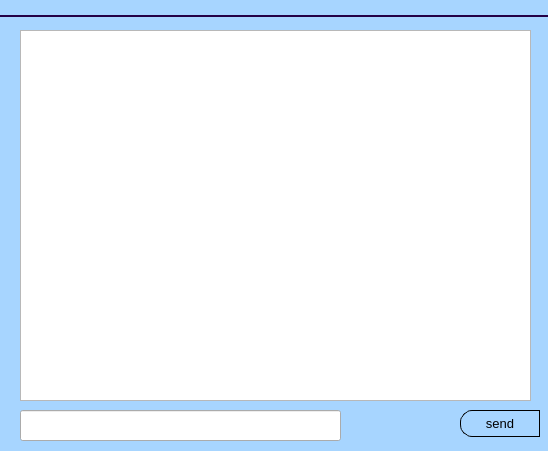
Qt form GUI/main_gui.ui (1996p/simpleMessenger) before a commit.
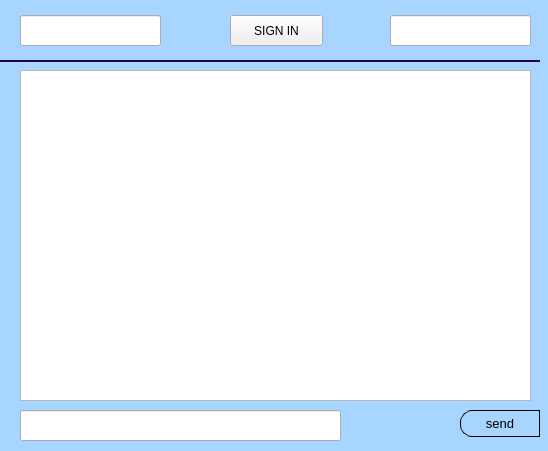
The same form after that commit.

Commit message: added auth with db

What changed in the file:
```diff
--- a/GUI/main_gui.ui
+++ b/GUI/main_gui.ui
@@ -98,8 +98,8 @@
     <widget class="QLabel" name="line">
      <property name="geometry">
       <rect>
-       <x>0</x>
-       <y>15</y>
+       <x>-10</x>
+       <y>60</y>
        <width>550</width>
        <height>2</height>
       </rect>
@@ -122,15 +122,51 @@
      <property name="geometry">
       <rect>
        <x>20</x>
-       <y>30</y>
+       <y>70</y>
        <width>511</width>
-       <height>371</height>
+       <height>331</height>
       </rect>
      </property>
      <property name="readOnly">
       <bool>false</bool>
      </property>
     </widget>
+    <widget class="QLineEdit" name="loginField">
+     <property name="geometry">
+      <rect>
+       <x>20</x>
+       <y>15</y>
+       <width>141</width>
+       <height>31</height>
+      </rect>
+     </property>
+    </widget>
+    <widget class="QLineEdit" name="passwordField">
+     <property name="geometry">
+      <rect>
+       <x>390</x>
+       <y>15</y>
+       <width>141</width>
+       <height>31</height>
+      </rect>
+     </property>
+     <property name="echoMode">
+      <enum>QLineEdit::Password</enum>
+     </property>
+    </widget>
+    <widget class="QPushButton" name="authBtn">
+     <property name="geometry">
+      <rect>
+       <x>230</x>
+       <y>15</y>
+       <width>93</width>
+       <height>31</height>
+      </rect>
+     </property>
+     <property name="text">
+      <string>SIGN IN</string>
+     </property>
+    </widget>
    </widget>
   </widget>
  </widget>
```
The commit also changes 3 other files.
